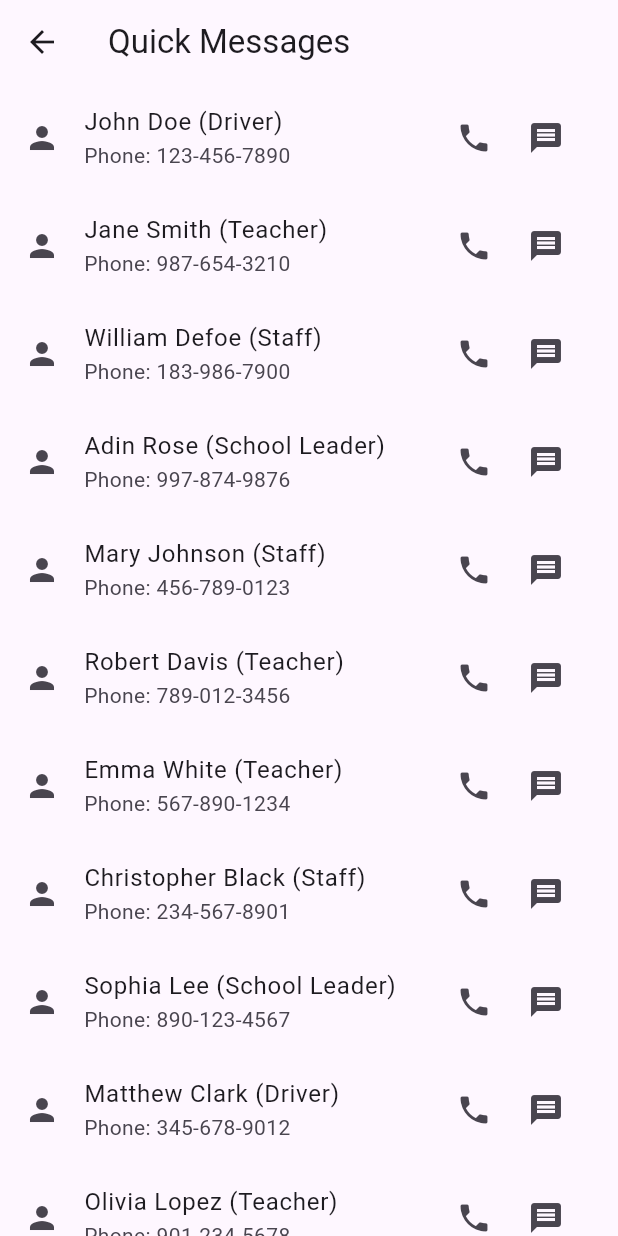
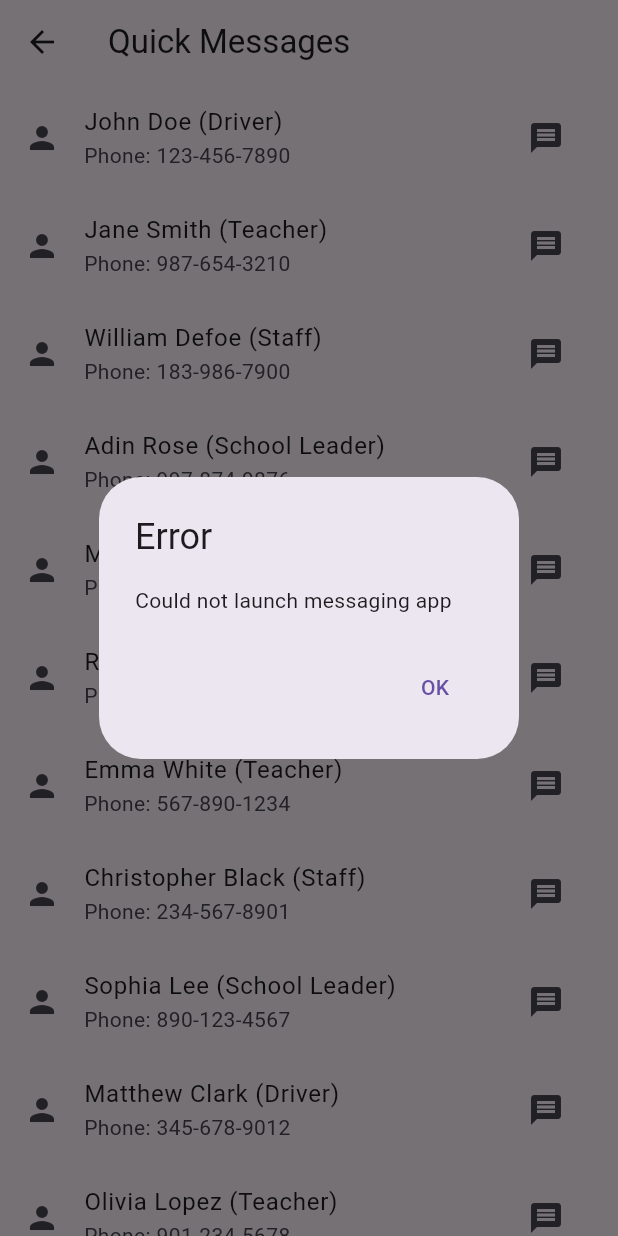
Before and after one commit to ashiqmhdkn/collage_bus_map, a Flutter app: the MessagePage screen opened directly, after a tap on the "message" icon, on a phone screen of 412 x 824 dp. Run offline on Flutter 3.47's test engine with Material 3 defaults, Android fonts, the phone set to English and light mode, and no system bars; our stand-ins replace cloud_firestore, firebase_auth, firebase_core, get, google_maps_flutter, location and 1 more; accounts and stored records are empty.

Commit message:
new changes

```diff
--- a/lib/flash.dart
+++ b/lib/flash.dart
@@ -23,7 +23,7 @@ class _FlashState extends State<Flash> {
           width: double.infinity,
           height: double.infinity,
           child: Image(
-            image: AssetImage("assets/images/greenflash.jpg"),
+            image: AssetImage("assets/images/flash.png"),
             // Make the image cover the entire container
             fit: BoxFit.cover,
           ),
--- a/lib/message_page.dart
+++ b/lib/message_page.dart
@@ -1,5 +1,20 @@
 import 'package:flutter/material.dart';
-// import 'package:url_launcher/url_launcher.dart';
+import 'package:url_launcher/url_launcher.dart';
+
+void main() => runApp(MyApp());
+
+class MyApp extends StatelessWidget {
+  @override
+  Widget build(BuildContext context) {
+    return MaterialApp(
+      title: 'Quick Messages',
+      theme: ThemeData(
+        primarySwatch: Colors.blue,
+      ),
+      home: MessagePage(),
+    );
+  }
+}
 
 class MessagePage extends StatelessWidget {
   @override
@@ -27,65 +42,50 @@ class MessagePage extends StatelessWidget {
       body: SingleChildScrollView(
         child: Column(
           children: [
-            for (var person in persons) buildProfileTile(person),
+            for (var person in persons) buildProfileTile(person, context),
           ],
         ),
       ),
     );
   }
 
-  ListTile buildProfileTile(Map<String, String> person) {
+  ListTile buildProfileTile(Map<String, String> person, BuildContext context) {
     return ListTile(
       leading: Icon(Icons.person),
       title: Text(person["name"]!),
       subtitle: Text("Phone: ${person["phone"]}"),
-      trailing: Row(
-        mainAxisSize: MainAxisSize.min,
-        children: [
-          IconButton(
-            icon: Icon(Icons.phone),
-            onPressed: () {
-              _makePhoneCall(person["phone"]!);
+      trailing: IconButton(
+        icon: Icon(Icons.message),
+        onPressed: () => _sendSMS(person["phone"]!, context),
+      ),
+    );
+  }
 
-              // Call the person
-              // Implement the call functionality here
-              print("Calling ${person["name"]} : ${person["phone"]}");
-            },
+  Future<void> _sendSMS(String phoneNumber, BuildContext context) async {
+    final Uri launchUri = Uri(
+      scheme: 'sms',
+      path: phoneNumber,
+    );
+    if (await canLaunchUrl(launchUri)) {
+      await launchUrl(launchUri);
+    } else {
+      _showErrorDialog(context);
+    }
+  }
+
+  void _showErrorDialog(BuildContext context) {
+    showDialog(
+      context: context,
+      builder: (context) => AlertDialog(
+        title: Text('Error'),
+        content: Text('Could not launch messaging app'),
+        actions: <Widget>[
+          TextButton(
+            child: Text('OK'),
+            onPressed: () => Navigator.of(context).pop(),
           ),
-          IconButton(
-              icon: Icon(Icons.message),
-              onPressed: () {
-                _sendSMS(person["phone"]!);
-                // Message the person
-                // Implement the message functionality here
-                print("Messaging ${person["name"]} : ${person["phone"]}");
-              }),
         ],
       ),
     );
   }
 }
-
-Future<void> _makePhoneCall(String phoneNumber) async {
-  final Uri launchUri = Uri(
-    scheme: 'tel',
-    path: phoneNumber,
-  );
-  // if (await canLaunchUrl(launchUri)) {
-    // await launchUrl(launchUri);
-  // } else {
-    // throw 'Could not launch $launchUri';
-  // }
-}
-
-Future<void> _sendSMS(String phoneNumber) async {
-  final Uri launchUri = Uri(
-    scheme: 'sms',
-    path: phoneNumber,
-  );
-  // if (await canLaunchUrl(launchUri)) {
-  //   await launchUrl(launchUri);
-  // } else {
-  //   throw 'Could not launch $launchUri';
-  // }
-}
--- a/pubspec.yaml
+++ b/pubspec.yaml
@@ -41,7 +41,7 @@ dependencies:
   # Use with the CupertinoIcons class for iOS style icons.
   cupertino_icons: ^1.0.2
   google_maps_flutter: ^2.5.3
-  # url_launcher: ^6.2.4
+  url_launcher: ^6.2.4
   firebase_core: ^2.25.4
   get: ^4.6.6
   http: ^1.2.0
@@ -61,7 +61,7 @@ dev_dependencies:
 flutter_launcher_icons:
   android: "launcher_icon"
   ios: true
-  image_path: "assets/images/playstore.png"
+  image_path: "assets/images/logo.png"
   min_sdk_android: 21
 
   # The "flutter_lints" package below contains a set of recommended lints to
```
Also changed, not shown: pubspec.lock, 33 other files.
